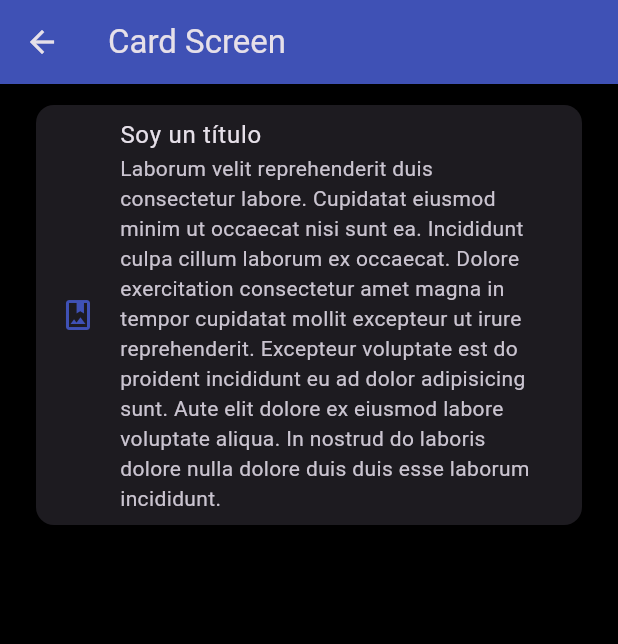
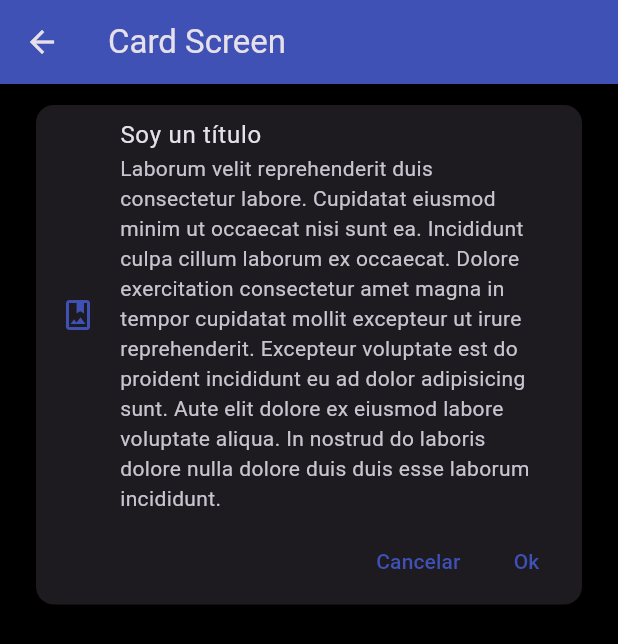
Before and after one commit to diagomezpa/seccion6-pruebascomponentes, a Flutter app: the CardScreen screen opened by its route, on a phone screen of 412 x 824 dp. Shown: the top 644 px of the screen. Run offline on Flutter 3.47's test engine with Material 3 defaults, Android fonts, the light colour scheme and no system bars.

Commit message:
seccion 6 video 79. Centralizar los widgets personalizados

```diff
--- a/lib/screens/card_screen.dart
+++ b/lib/screens/card_screen.dart
@@ -1,5 +1,6 @@
 import 'package:flutter/material.dart';
 import 'package:seccion6_componentes/theme/app_theme.dart';
+import 'package:seccion6_componentes/widgets/widgets.dart';
 
 class CardScreen extends StatelessWidget {
 
@@ -13,16 +14,8 @@ class CardScreen extends StatelessWidget {
       ),
       body: ListView(
         padding: const EdgeInsets.symmetric(horizontal: 20, vertical: 10),
-        children: [
-          Card(
-            child: Column(
-              children: [ListTile(
-                leading: Icon(Icons.photo_album_outlined, color: AppTheme.primary),
-                title: Text('Soy un título'),
-                subtitle: Text('Laborum velit reprehenderit duis consectetur labore. Cupidatat eiusmod minim ut occaecat nisi sunt ea. Incididunt culpa cillum laborum ex occaecat. Dolore exercitation consectetur amet magna in tempor cupidatat mollit excepteur ut irure reprehenderit. Excepteur voluptate est do proident incididunt eu ad dolor adipisicing sunt. Aute elit dolore ex eiusmod labore voluptate aliqua. In nostrud do laboris dolore nulla dolore duis duis esse laborum incididunt.'),
-              )],
-            ),
-          )
+        children: const [
+          CustomCardType1()
         ],
       ),
     );
--- a/lib/theme/app_theme.dart
+++ b/lib/theme/app_theme.dart
@@ -25,6 +25,11 @@ class AppTheme {
     ),
 
     scaffoldBackgroundColor: Colors.black,
+
+    // TextButtonThemeData
+    textButtonTheme: TextButtonThemeData(
+        style: TextButton.styleFrom( foregroundColor: primary)
+    ),
   );
 
 
--- /dev/null
+++ b/lib/widgets/custom_card_type_1.dart
@@ -0,0 +1,39 @@
+import 'package:flutter/material.dart';
+import 'package:seccion6_componentes/theme/app_theme.dart';
+
+class CustomCardType1 extends StatelessWidget {
+  const CustomCardType1({
+    super.key,
+  });
+
+  @override
+  Widget build(BuildContext context) {
+    return Card(
+      child: Column(
+        children: [ListTile(
+          leading: Icon(Icons.photo_album_outlined, color: AppTheme.primary),
+          title: Text('Soy un título'),
+          subtitle: Text('Laborum velit reprehenderit duis consectetur labore. Cupidatat eiusmod minim ut occaecat nisi sunt ea. Incididunt culpa cillum laborum ex occaecat. Dolore exercitation consectetur amet magna in tempor cupidatat mollit excepteur ut irure reprehenderit. Excepteur voluptate est do proident incididunt eu ad dolor adipisicing sunt. Aute elit dolore ex eiusmod labore voluptate aliqua. In nostrud do laboris dolore nulla dolore duis duis esse laborum incididunt.'),
+        ),
+        Padding(
+          padding: const EdgeInsets.only(right: 5, bottom: 5, left: 5),
+          child: Row(
+            mainAxisAlignment: MainAxisAlignment.end,
+            children: [
+              TextButton(
+                onPressed: () {},
+                child: const Text('Cancelar'),
+              ),
+              TextButton(
+                onPressed: () {},
+                child: const Text('Ok'),
+              ),
+            ],
+          ),
+        )
+
+        ],
+      ),
+    );
+  }
+}
--- /dev/null
+++ b/lib/widgets/widgets.dart
@@ -0,0 +1 @@
+export 'package:seccion6_componentes/widgets/custom_card_type_1.dart';
```
